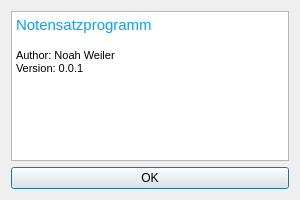
Before: the Qt Designer form src/aboutbox.ui in NO411/notensatz, drawn with Qt 5.
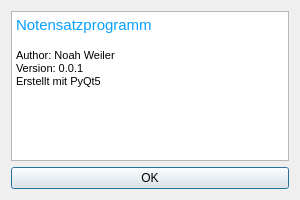
After: the same form once the commit is applied. Icons and pictures are not drawn.

What changed in the file:
```diff
--- a/src/aboutbox.ui
+++ b/src/aboutbox.ui
@@ -57,7 +57,7 @@
 &lt;p style=&quot;-qt-paragraph-type:empty; margin-top:0px; margin-bottom:0px; margin-left:0px; margin-right:0px; -qt-block-indent:0; text-indent:0px; font-size:10pt;&quot;&gt;&lt;br /&gt;&lt;/p&gt;
 &lt;p style=&quot; margin-top:0px; margin-bottom:0px; margin-left:0px; margin-right:0px; -qt-block-indent:0; text-indent:0px;&quot;&gt;Author: Noah Weiler&lt;/p&gt;
 &lt;p style=&quot; margin-top:0px; margin-bottom:0px; margin-left:0px; margin-right:0px; -qt-block-indent:0; text-indent:0px;&quot;&gt;Version: 0.0.1&lt;/p&gt;
-&lt;p style=&quot;-qt-paragraph-type:empty; margin-top:0px; margin-bottom:0px; margin-left:0px; margin-right:0px; -qt-block-indent:0; text-indent:0px;&quot;&gt;&lt;br /&gt;&lt;/p&gt;&lt;/body&gt;&lt;/html&gt;</string>
+&lt;p style=&quot; margin-top:0px; margin-bottom:0px; margin-left:0px; margin-right:0px; -qt-block-indent:0; text-indent:0px;&quot;&gt;Erstellt mit PyQt5&lt;/p&gt;&lt;/body&gt;&lt;/html&gt;</string>
      </property>
     </widget>
    </item>
```
